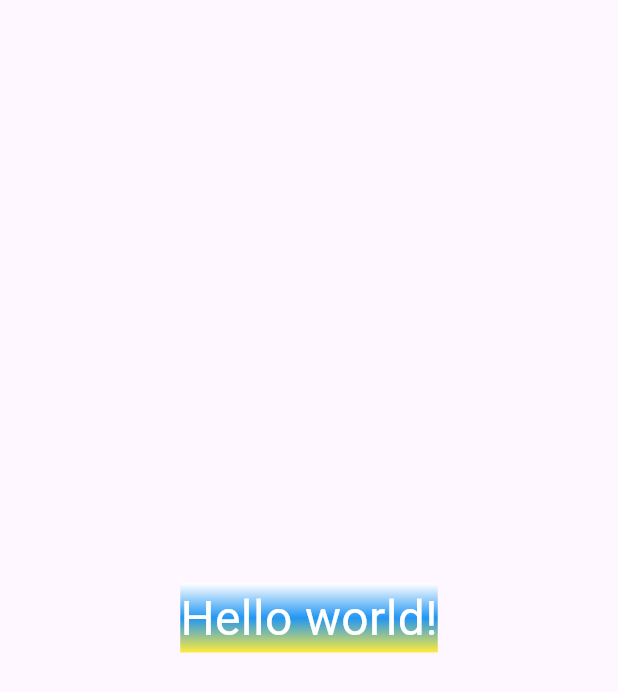
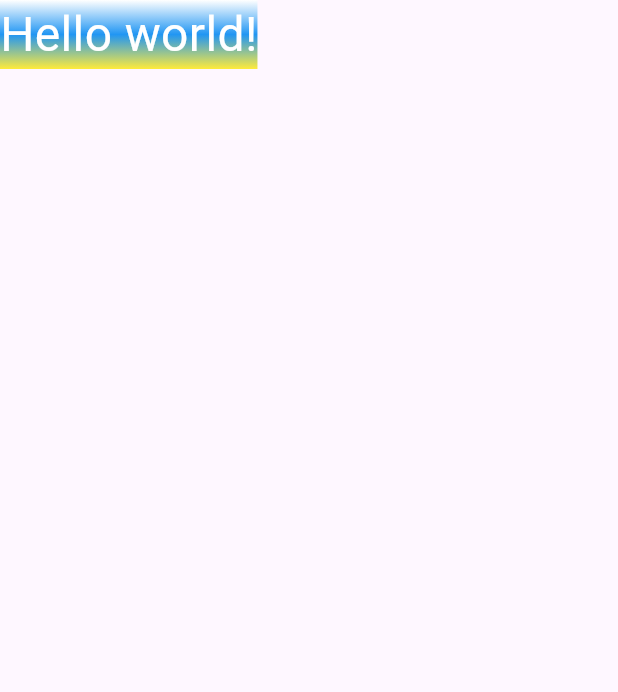
Before and after one commit to IvanLazarevISP242/Flutter_Widgets, a Flutter app: the screen it shows after launch, on a phone screen of 412 x 824 dp. Shown: the top 692 px of the screen. Run offline on Flutter 3.47's test engine with Material 3 defaults, Android fonts, the phone set to English and light mode, and no system bars.

Commit message:
Extract GradientContainer to a separate file

```diff
--- /dev/null
+++ b/lib/gradient_container.dart
@@ -0,0 +1,28 @@
+import 'package:flutter/material.dart';
+
+class GradientContainer extends StatelessWidget {
+  const GradientContainer({super.key});
+  @override
+  Widget build(BuildContext context) {
+    return Container(
+      decoration: BoxDecoration(
+        gradient: LinearGradient(
+          colors: [
+            Colors.white,
+            Colors.blue,
+            Colors.yellow,
+          ],
+          begin: Alignment.topCenter,
+          end: Alignment.bottomCenter,
+        ),
+      ),
+      child: Text(
+        "Hello world!",
+        style: TextStyle(
+          color: Colors.white,
+          fontSize: 32,
+        ),
+      ),
+    );
+  }
+}
```
Also changed, not shown: lib/main.dart (+2 -24 lines), img/imgstep3_Lazarev.png (added).
